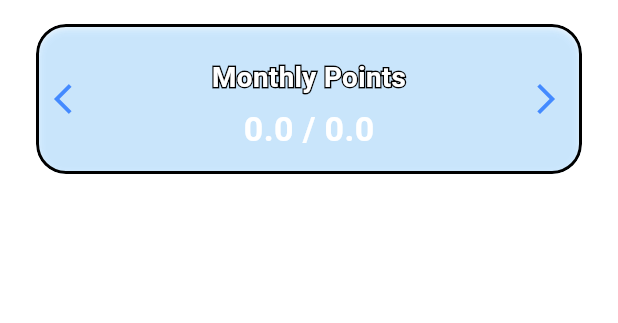
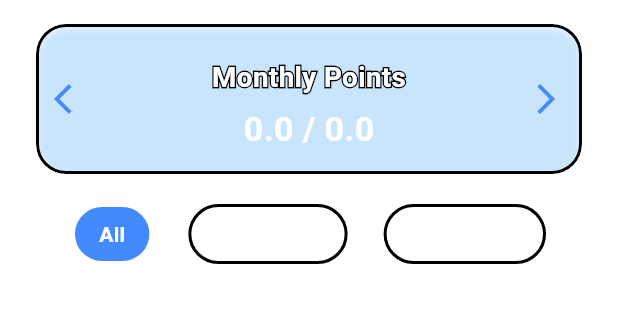
Before and after one commit to riyajidevindu/BeMA_App_V2, a Flutter app: the LeaderboardScreen screen opened directly, after a tap on the "arrow forward ios" icon, on a phone screen of 412 x 824 dp, the part 84-407 px from its top. Run offline on Flutter 3.47's test engine with Material 3 defaults, Android fonts, the light colour scheme and no system bars; our stand-ins replace animated_background, animated_text_kit, awesome_snackbar_content, cloud_firestore, connectivity_plus, custom_navigation_bar and 7 more; missing offline and left inert: model_viewer_plus, record; accounts and stored records are empty; statements that could not run were skipped.

Commit message:
Implement task filtering functionality in LeaderboardScreen

```diff
--- a/bema_application/lib/features/marks/screens/learderboard_screen.dart
+++ b/bema_application/lib/features/marks/screens/learderboard_screen.dart
@@ -20,6 +20,8 @@ class _LeaderboardScreenState extends State<LeaderboardScreen> {
   double totalDailyMarks = 100; // Total marks for the day
   double totalMonthlyMarks = 100; // Total marks for the month
   List<TaskModel> dailyTasks = [];
+  List<TaskModel> filteredTasks = [];
+  String selectedFilter = 'All';
   final PageController _pageController = PageController();
   bool isLoading = true;
 
@@ -41,10 +43,21 @@ class _LeaderboardScreenState extends State<LeaderboardScreen> {
         monthlyPoints = taskSummary['monthlyPoints'];
         totalMonthlyMarks = taskSummary['monthlyTotalPoints'];
         isLoading = false; // Stop loading when data is ready
+        filterTasks(); // Initial filter
       });
     } catch (error) {
       debugPrint("Error fetching task summary: $error");
       setState(() => isLoading = false); // Stop loading even on error
+    }
+  }
+
+  void filterTasks() {
+    if (selectedFilter == 'All') {
+      filteredTasks = dailyTasks;
+    } else if (selectedFilter == 'Completed') {
+      filteredTasks = dailyTasks.where((task) => task.completed).toList();
+    } else {
+      filteredTasks = dailyTasks.where((task) => !task.completed).toList();
     }
   }
 
@@ -124,14 +137,18 @@ class _LeaderboardScreenState extends State<LeaderboardScreen> {
                 ),
                 const SizedBox(height: 20),
 
+                // Filter Section
+                buildFilterSection(),
+                const SizedBox(height: 20),
+
                 // Task List
                 Expanded(
                   child: isLoading
                       ? const Center(child: CustomProgressIndicator())
                       : ListView.builder(
-                          itemCount: dailyTasks.length,
+                          itemCount: filteredTasks.length,
                           itemBuilder: (context, index) {
-                            TaskModel task = dailyTasks[index];
+                            TaskModel task = filteredTasks[index];
                             double progress = task.completed
                                 ? 1.0
                                 : (task.total != null && task.total! > 0)
@@ -329,6 +346,47 @@ class _LeaderboardScreenState extends State<LeaderboardScreen> {
     }
   }
 
+  Widget buildFilterSection() {
+    return Row(
+      mainAxisAlignment: MainAxisAlignment.spaceEvenly,
+      children: [
+        buildFilterChip('All'),
+        buildFilterChip('Completed'),
+        buildFilterChip('Incomplete'),
+      ],
+    );
+  }
+
+  Widget buildFilterChip(String filter) {
+    bool isSelected = selectedFilter == filter;
+    return GestureDetector(
+      onTap: () {
+        setState(() {
+          selectedFilter = filter;
+          filterTasks();
+        });
+      },
+      child: Container(
+        padding: const EdgeInsets.symmetric(horizontal: 16, vertical: 8),
+        decoration: BoxDecoration(
+          color: isSelected ? Colors.blueAccent : Colors.white.withOpacity(0.2),
+          borderRadius: BorderRadius.circular(20),
+          border: Border.all(
+            color: isSelected ? Colors.white : Colors.black,
+            width: 2,
+          ),
+        ),
+        child: Text(
+          filter,
+          style: TextStyle(
+            color: Colors.white,
+            fontWeight: isSelected ? FontWeight.bold : FontWeight.normal,
+          ),
+        ),
+      ),
+    );
+  }
+
   Widget _buildStrokedText(String text, double fontSize,
       {bool isSelected = true}) {
     return Stack(
```
